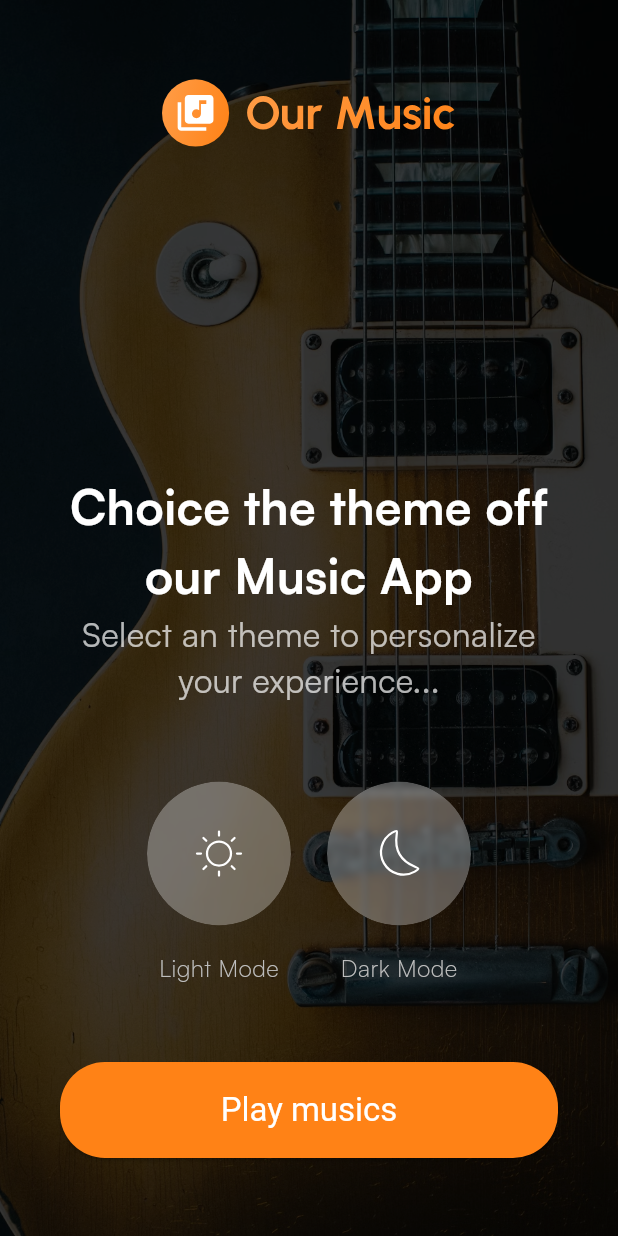
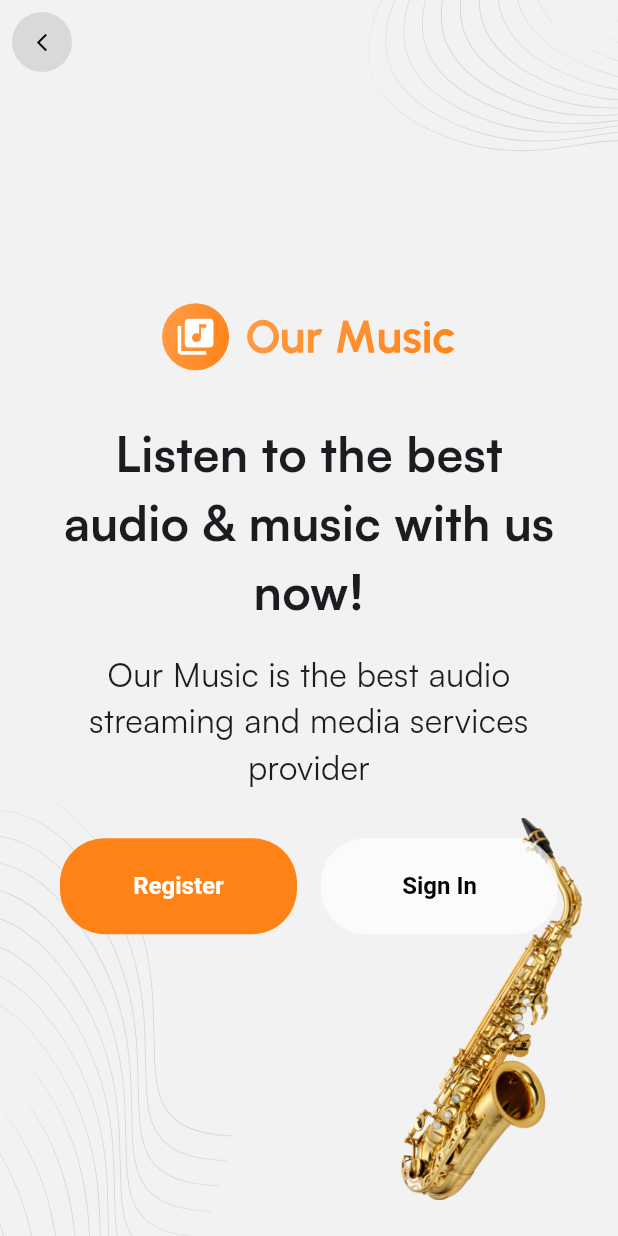
Before and after one commit to Anderson-Andre-P/music_app, a Flutter app: the ChooseThemePage screen opened directly, after a tap on "Play musics", on a phone screen of 412 x 824 dp. Run offline on Flutter 3.47's test engine with Material 3 defaults, Android fonts, the phone set to English and light mode, and no system bars; our stand-ins replace flutter_bloc, flutter_svg, hydrated_bloc.

Commit message:
feat: choice method of login page

```diff
--- /dev/null
+++ b/lib/common/helpers/is_dark_theme.dart
@@ -0,0 +1,7 @@
+import 'package:flutter/material.dart';
+
+extension DarkMode on BuildContext {
+  bool get isDarkMode {
+    return Theme.of(this).brightness == Brightness.dark;
+  }
+}
--- /dev/null
+++ b/lib/common/widgets/appBar/app_bar.dart
@@ -0,0 +1,34 @@
+import 'package:flutter/material.dart';
+import 'package:our_music/common/helpers/is_dark_theme.dart';
+
+class BasicAppBar extends StatelessWidget {
+  const BasicAppBar({super.key});
+
+  @override
+  Widget build(BuildContext context) {
+    return AppBar(
+      backgroundColor: Colors.transparent,
+      elevation: 0,
+      leading: IconButton(
+        onPressed: () {
+          Navigator.pop(context);
+        },
+        icon: Container(
+          height: 52,
+          width: 52,
+          decoration: BoxDecoration(
+            color: context.isDarkMode
+                ? Colors.white.withOpacity(0.1)
+                : Colors.black.withOpacity(0.1),
+            shape: BoxShape.circle,
+          ),
+          child: Icon(
+            Icons.arrow_back_ios_new,
+            size: 14,
+            color: context.isDarkMode ? Colors.white : Colors.black,
+          ),
+        ),
+      ),
+    );
+  }
+}
--- a/lib/common/widgets/button/basic_app_button.dart
+++ b/lib/common/widgets/button/basic_app_button.dart
@@ -1,8 +1,11 @@
 import 'package:flutter/material.dart';
+import 'package:our_music/core/configs/theme/app_colors.dart';
 
 class BasicAppButton extends StatelessWidget {
   final VoidCallback onPressed;
   final String title;
+  final Color? backgroundColor;
+  final Color? textColor;
   final double? height;
 
   const BasicAppButton({
@@ -10,6 +13,8 @@ class BasicAppButton extends StatelessWidget {
     required this.onPressed,
     required this.title,
     this.height,
+    this.backgroundColor,
+    this.textColor,
   });
 
   @override
@@ -20,13 +25,13 @@ class BasicAppButton extends StatelessWidget {
         minimumSize: Size.fromHeight(
           height ?? 64,
         ),
+        backgroundColor: backgroundColor ?? AppColors.primary,
+        shadowColor: Colors.transparent,
       ),
       child: Text(
         title,
-        style: const TextStyle(
-          fontWeight: FontWeight.normal,
-          color: Colors.white,
-          fontSize: 22,
+        style: TextStyle(
+          color: textColor ?? Colors.white,
         ),
       ),
     );
--- a/lib/core/configs/assets/app_images.dart
+++ b/lib/core/configs/assets/app_images.dart
@@ -3,4 +3,6 @@ class AppImages {
 
   static const String onboardingBG = '${basePath}home.png';
   static const String chooseThemeBG = '${basePath}choose_theme.png';
+
+  static const String authBG = '${basePath}auth_bg.png';
 }
--- a/lib/core/configs/assets/app_vectors.dart
+++ b/lib/core/configs/assets/app_vectors.dart
@@ -5,4 +5,7 @@ class AppVectors {
   static const String logo = '${basePath}logo_yellow$format';
   static const String sun = '${basePath}sun$format';
   static const String moon = '${basePath}moon$format';
+
+  static const String topPattern = '${basePath}top_pattern$format';
+  static const String bottomPattern = '${basePath}bottom_pattern$format';
 }
--- a/lib/core/configs/theme/app_theme.dart
+++ b/lib/core/configs/theme/app_theme.dart
@@ -9,9 +9,10 @@ class AppTheme {
     fontFamily: 'Satoshi',
     elevatedButtonTheme: ElevatedButtonThemeData(
       style: ElevatedButton.styleFrom(
-        backgroundColor: AppColors.primary,
+        // backgroundColor: AppColors.primary,
+        elevation: 0,
         textStyle: const TextStyle(
-          fontSize: 20,
+          fontSize: 16,
           fontWeight: FontWeight.bold,
         ),
         shape: RoundedRectangleBorder(
@@ -28,10 +29,11 @@ class AppTheme {
     fontFamily: 'Satoshi',
     elevatedButtonTheme: ElevatedButtonThemeData(
       style: ElevatedButton.styleFrom(
-        backgroundColor: AppColors.primary,
+        // backgroundColor: AppColors.primary,
+        elevation: 0,
         textStyle: const TextStyle(
-          fontSize: 20,
-          fontWeight: FontWeight.bold,
+          fontSize: 16,
+          fontWeight: FontWeight.normal,
         ),
         shape: RoundedRectangleBorder(
           borderRadius: BorderRadius.circular(30),
--- /dev/null
+++ b/lib/presentation/auth/pages/signin_or_signup.dart
@@ -0,0 +1,117 @@
+import 'package:flutter/material.dart';
+import 'package:flutter_svg/flutter_svg.dart';
+import 'package:flutter_svg/svg.dart';
+import 'package:our_music/common/helpers/is_dark_theme.dart';
+import 'package:our_music/common/widgets/appBar/app_bar.dart';
+import 'package:our_music/common/widgets/button/basic_app_button.dart';
+import 'package:our_music/core/configs/assets/app_images.dart';
+import 'package:our_music/core/configs/assets/app_vectors.dart';
+
+class SigninOrSignupPage extends StatelessWidget {
+  const SigninOrSignupPage({super.key});
+
+  @override
+  Widget build(BuildContext context) {
+    return Scaffold(
+      body: Stack(
+        children: [
+          const BasicAppBar(),
+          Align(
+            alignment: Alignment.topRight,
+            child: SvgPicture.asset(
+              AppVectors.topPattern,
+            ),
+          ),
+          Transform.scale(
+            scaleX: -1,
+            child: Align(
+              alignment: Alignment.bottomRight,
+              child: SvgPicture.asset(
+                AppVectors.bottomPattern,
+              ),
+            ),
+          ),
+          Padding(
+            padding: const EdgeInsets.all(24.0),
+            child: Align(
+              alignment: Alignment.bottomRight,
+              child: Image.asset(
+                AppImages.authBG,
+                width: 136.0,
+              ),
+            ),
+          ),
+          Align(
+            alignment: Alignment.center,
+            child: Padding(
+              padding: const EdgeInsets.symmetric(
+                horizontal: 40.0,
+              ),
+              child: Column(
+                mainAxisAlignment: MainAxisAlignment.center,
+                crossAxisAlignment: CrossAxisAlignment.center,
+                children: [
+                  SvgPicture.asset(
+                    AppVectors.logo,
+                    width: 196.0,
+                  ),
+                  const SizedBox(
+                    height: 32.0,
+                  ),
+                  const Text(
+                    "Listen to the best audio & music with us now!",
+                    style: TextStyle(
+                      fontWeight: FontWeight.bold,
+                      fontSize: 32,
+                    ),
+                    textAlign: TextAlign.center,
+                  ),
+                  const SizedBox(
+                    height: 16.0,
+                  ),
+                  const Text(
+                    "Our Music is the best audio streaming and media services provider",
+                    style: TextStyle(
+                      fontWeight: FontWeight.normal,
+                      fontSize: 22,
+                    ),
+                    textAlign: TextAlign.center,
+                  ),
+                  const SizedBox(
+                    height: 32.0,
+                  ),
+                  Row(
+                    children: [
+                      Expanded(
+                        flex: 1,
+                        child: BasicAppButton(
+                          onPressed: () {},
+                          title: "Register",
+                        ),
+                      ),
+                      const SizedBox(
+                        width: 16.0,
+                      ),
+                      Expanded(
+                        flex: 1,
+                        child: BasicAppButton(
+                          onPressed: () {},
+                          title: "Sign In",
+                          textColor:
+                              context.isDarkMode ? Colors.white : Colors.black,
+                          backgroundColor: context.isDarkMode
+                              ? Colors.white10
+                              : Colors.white70,
+                        ),
+                      ),
+                    ],
+                  ),
+                ],
+              ),
+            ),
+          ),
+        ],
+      ),
+    );
+  }
+}
--- a/lib/presentation/choose_theme/page/choose_theme.dart
+++ b/lib/presentation/choose_theme/page/choose_theme.dart
@@ -4,6 +4,7 @@ import 'package:flutter/material.dart';
 import 'package:flutter_bloc/flutter_bloc.dart';
 import 'package:flutter_svg/flutter_svg.dart';
 import 'package:our_music/core/configs/theme/app_colors.dart';
+import 'package:our_music/presentation/auth/pages/signin_or_signup.dart';
 
 import '../../../common/widgets/button/basic_app_button.dart';
 import '../../../core/configs/assets/app_images.dart';
@@ -164,7 +165,7 @@ class ChooseThemePage extends StatelessWidget {
                       context,
                       MaterialPageRoute(
                         builder: (BuildContext context) =>
-                            const ChooseThemePage(),
+                            const SigninOrSignupPage(),
                       ),
                     );
                   },
```
Also changed, not shown: assets/images/auth_bg.png.
